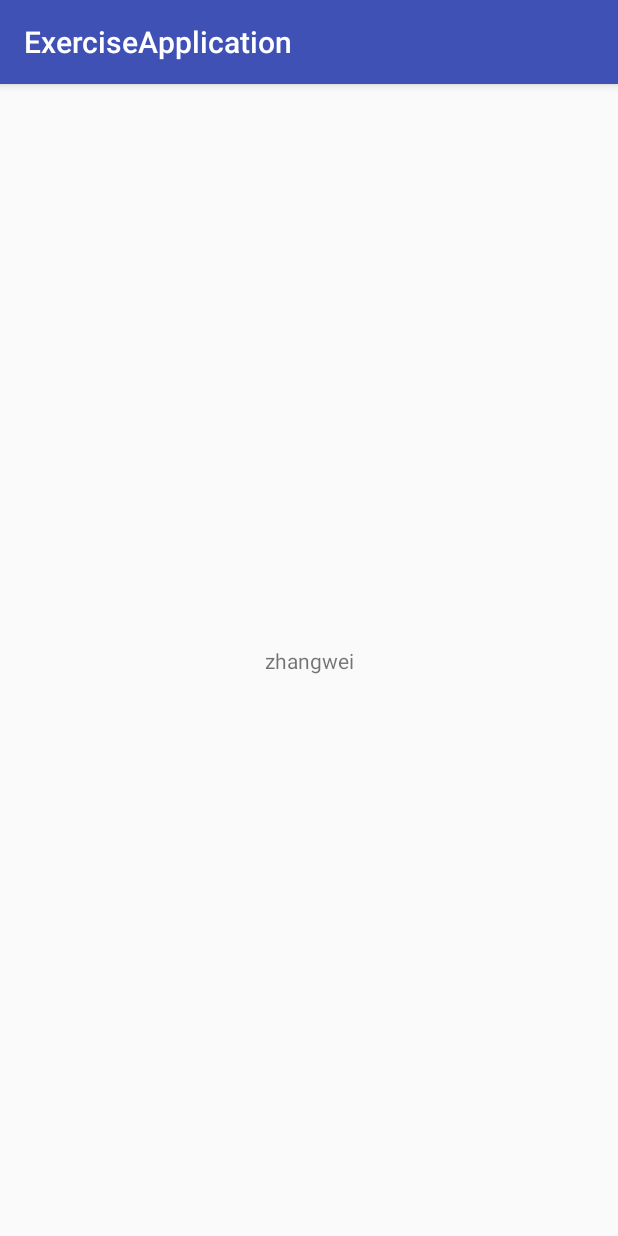
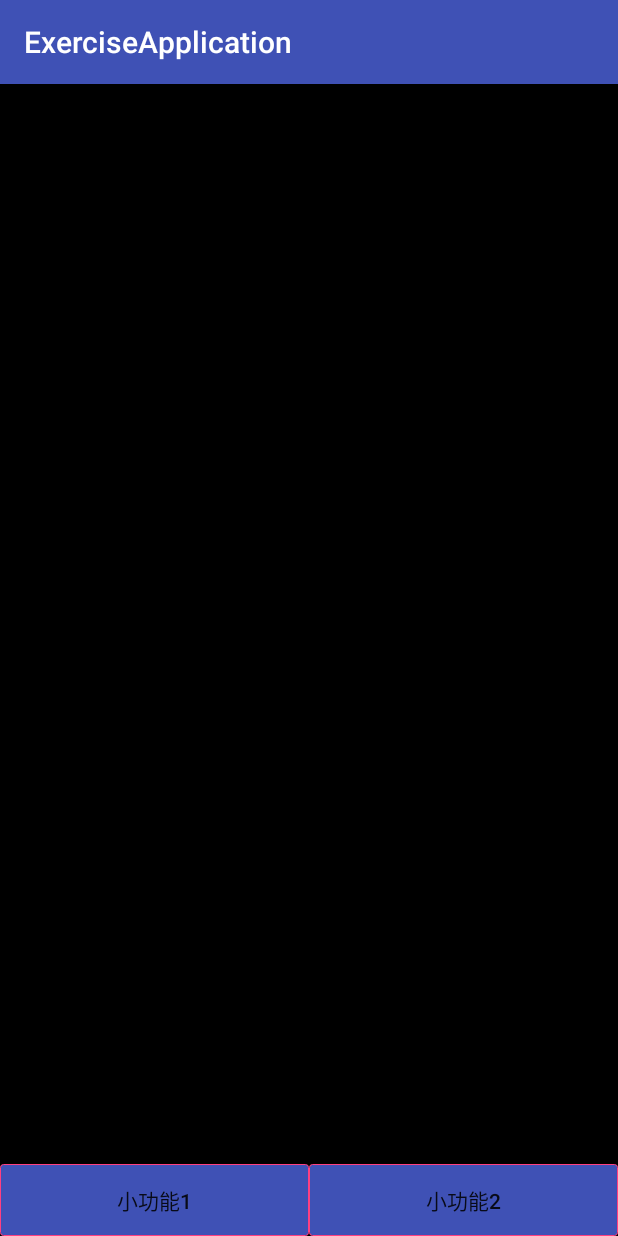
Before and after one commit to 290125120/ExerciseApplication, an Android app: the screen it shows after launch (MainActivity), on a phone screen of 412 x 824 dp. Run offline under Robolectric (Android 15) with nearby library versions, the phone set to English and light mode, and no system bars.

Commit message:
第4次提交 界面

```diff
--- a/app/build.gradle
+++ b/app/build.gradle
@@ -22,4 +22,5 @@ dependencies {
     implementation project(':mylib')
     implementation fileTree(include: ['*.jar'], dir: 'libs')
     implementation 'com.android.support:appcompat-v7:26.1.0'
+    implementation 'com.android.support.constraint:constraint-layout:1.1.0'
 }
--- a/app/src/main/java/com/example/zhangwei56/exerciseapplication/MainActivity.java
+++ b/app/src/main/java/com/example/zhangwei56/exerciseapplication/MainActivity.java
@@ -33,7 +33,6 @@ public class MainActivity extends AppCompatActivity{
                 if (user != null) {
                     textView.setText(user.getName());
                 }
-
             }
         });
     }
--- /dev/null
+++ b/app/src/main/res/drawable/button_selector.xml
@@ -0,0 +1,34 @@
+<?xml version="1.0" encoding="utf-8"?>
+<selector xmlns:android="http://schemas.android.com/apk/res/android">
+
+    <!--点击特效：当用户按下[按钮]时的特效-->
+    <item android:state_pressed="true">
+        <shape>
+            <!--
+            corners:圆角，radius-圆角半径
+            solid：背景填充颜色
+            -->
+            <stroke
+                android:width="0.5dp"
+                android:color="@color/colorAccent"/>
+            <corners android:radius="2dp"/>
+            <solid android:color="@color/colorPrimaryDark"/>
+        </shape>
+    </item>
+    <!--点击特效：当用户没按下[按钮]时的特效-->
+    <item android:state_pressed="false">
+        <shape>
+            <!--
+            corners:圆角，radius-圆角半径
+            solid：背景填充颜色
+            -->
+            <stroke
+                android:width="0.5dp"
+                android:color="@color/colorAccent"/>
+            <corners android:radius="2dp"/>
+            <solid android:color="@color/colorPrimary"/>
+        </shape>
+    </item>
+
+
+</selector>
--- a/app/src/main/res/layout/activity_main.xml
+++ b/app/src/main/res/layout/activity_main.xml
@@ -9,12 +9,55 @@
 
     <TextView
         android:id="@+id/textview1"
-        android:layout_width="wrap_content"
+        android:layout_width="match_parent"
         android:layout_height="wrap_content"
+        android:gravity="center"
         android:text="Hello World!"
-        app:layout_constraintBottom_toBottomOf="parent"
         app:layout_constraintLeft_toLeftOf="parent"
         app:layout_constraintRight_toRightOf="parent"
         app:layout_constraintTop_toTopOf="parent"/>
+    <TextView
+        android:layout_width="match_parent"
+        android:layout_height="2dp"
+        android:background="#000000"
+        android:id="@+id/divider"
+        app:layout_constraintTop_toBottomOf="@+id/textview1"/>
+    <FrameLayout
+        android:layout_width="match_parent"
+        android:layout_height="match_parent"
+        android:layout_below="@+id/divider"
+        android:layout_above="@+id/button_1"
+        android:background="#000000">
+
+    </FrameLayout>
+
+
+
+    <Button
+        android:id="@+id/button_1"
+        android:layout_width="0dp"
+        android:layout_height="wrap_content"
+        android:gravity="center"
+        android:text="小功能1"
+        android:background="@drawable/button_selector"
+        app:layout_constraintLeft_toLeftOf="parent"
+        app:layout_constraintRight_toLeftOf="@+id/button_2"
+        app:layout_constraintHorizontal_weight="1"
+        app:layout_constraintBottom_toBottomOf="parent"/>
+
+    <Button
+        android:id="@+id/button_2"
+        android:layout_width="0dp"
+        android:layout_height="wrap_content"
+        android:gravity="center"
+        android:text="小功能2"
+        android:background="@drawable/button_selector"
+        app:layout_constraintLeft_toRightOf="@+id/button_1"
+        app:layout_constraintRight_toRightOf="parent"
+        app:layout_constraintHorizontal_weight="1"
+        app:layout_constraintBottom_toBottomOf="parent"/>
+
+
+
 
 </android.support.constraint.ConstraintLayout>
--- /dev/null
+++ b/app/src/main/res/layout/fragment1_layout.xml
@@ -0,0 +1,8 @@
+<?xml version="1.0" encoding="utf-8"?>
+<android.support.constraint.ConstraintLayout xmlns:android="http://schemas.android.com/apk/res/android"
+                                             android:id="@+id/linearLayout"
+                                             android:layout_width="match_parent"
+                                             android:layout_height="match_parent"
+                                             android:orientation="vertical">
+
+</android.support.constraint.ConstraintLayout>
```
